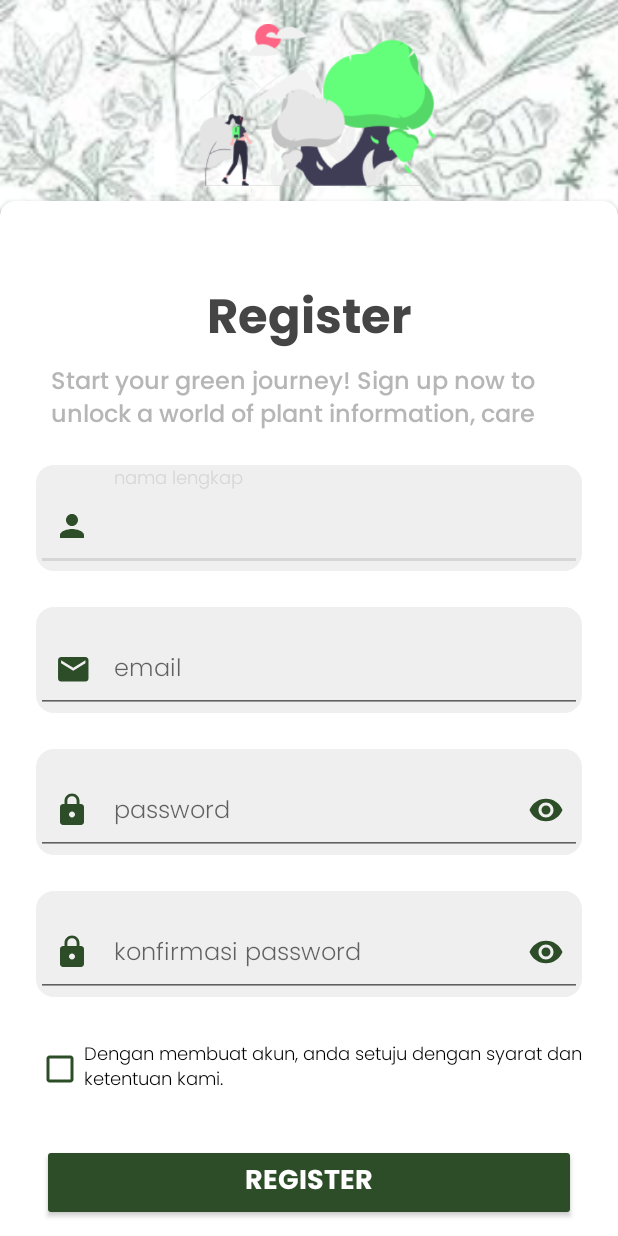
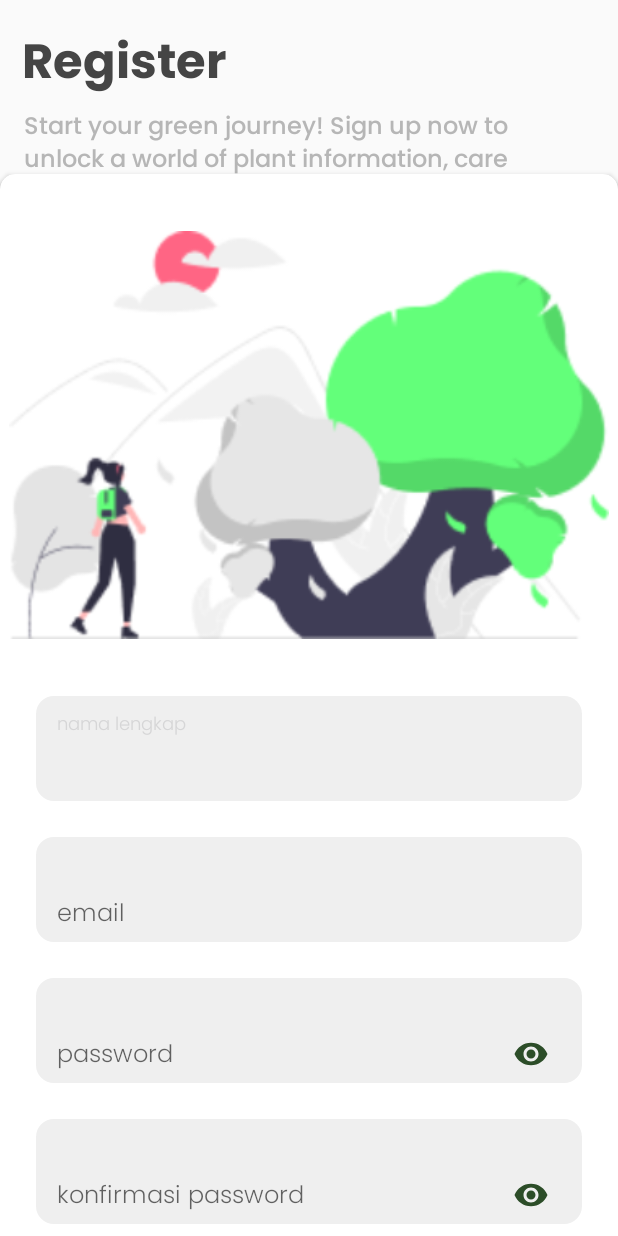
Before and after one commit to plantherbs-id/mobile-app, an Android app: the layout activity_register.xml on its own in the app's theme, with its tools: preview values and no code run, on a phone screen of 412 x 824 dp. Run offline under Robolectric (Android 15) with nearby library versions, the phone set to English and light mode, and no system bars.

Commit message:
Update activity_register.xml

```diff
--- a/app/src/main/res/layout/activity_register.xml
+++ b/app/src/main/res/layout/activity_register.xml
@@ -10,93 +10,88 @@
         android:layout_height="match_parent"
         tools:context=".ui.RegisterActivity">
 
-        <ImageView
-            android:id="@+id/img_backgorund2"
-            android:layout_width="0dp"
-            android:layout_height="250dp"
-            android:scaleType="centerCrop"
+        <TextView
+            android:id="@+id/txtRegisterPage"
+            android:layout_width="wrap_content"
+            android:layout_height="wrap_content"
+            android:layout_marginTop="16dp"
+            android:fontFamily="@font/poppins_bold"
+            android:letterSpacing="0"
+            android:text="Register"
+            android:textColor="@color/neutral_700"
+            android:textSize="32sp"
             app:layout_constraintEnd_toEndOf="parent"
+            app:layout_constraintHorizontal_bias="0.054"
             app:layout_constraintStart_toStartOf="parent"
-            app:layout_constraintTop_toTopOf="parent"
-            app:srcCompat="@drawable/main_pattern_background" />
+            app:layout_constraintTop_toTopOf="parent" />
 
-        <ImageView
-            android:id="@+id/img_logo_long2"
-            android:layout_width="342dp"
-            android:layout_height="108dp"
-            android:layout_marginStart="40dp"
-            android:layout_marginTop="16dp"
-            android:scaleType="fitCenter"
+
+        <TextView
+            android:id="@+id/txtRegisterPage2"
+            android:layout_width="344dp"
+            android:layout_height="44dp"
+            android:fontFamily="@font/poppins_medium"
+            android:letterSpacing="0"
+            android:text="Start your green journey! Sign up now to unlock a world of plant information, care insights, and gardening tips"
+            android:textColor="@color/neutral_200"
+            android:textSize="16sp"
+            app:layout_constraintEnd_toEndOf="parent"
+            app:layout_constraintHorizontal_bias="0.238"
             app:layout_constraintStart_toStartOf="parent"
-            app:layout_constraintTop_toTopOf="parent"
-            app:srcCompat="@drawable/ic_register" />
+            app:layout_constraintTop_toBottomOf="@+id/txtRegisterPage" />
 
         <androidx.cardview.widget.CardView
             android:id="@+id/cardViewRegister"
             android:layout_width="0dp"
             android:layout_height="wrap_content"
-            android:layout_marginTop="134dp"
             app:cardCornerRadius="10dp"
             app:layout_constraintBottom_toBottomOf="parent"
             app:layout_constraintEnd_toEndOf="parent"
             app:layout_constraintStart_toStartOf="parent"
-            app:layout_constraintTop_toTopOf="parent"
+            app:layout_constraintTop_toBottomOf="@+id/txtRegisterPage2"
             app:layout_constraintVertical_bias="1.0">
 
             <androidx.constraintlayout.widget.ConstraintLayout
                 android:layout_width="match_parent"
                 android:layout_height="match_parent">
 
-                <TextView
-                    android:id="@+id/txtRegisterPage"
-                    android:layout_width="wrap_content"
-                    android:layout_height="wrap_content"
-                    android:layout_marginTop="52dp"
-                    android:fontFamily="@font/poppins_bold"
-                    android:letterSpacing="0"
-                    android:text="Register"
-                    android:textColor="@color/neutral_700"
-                    android:textSize="32sp"
+                <ImageView
+                    android:id="@+id/img_logo_long2"
+                    android:layout_width="400dp"
+                    android:layout_height="300dp"
+                    android:layout_marginStart="8dp"
+                    android:layout_marginTop="24dp"
+                    android:layout_marginEnd="8dp"
+                    android:scaleType="fitCenter"
                     app:layout_constraintEnd_toEndOf="parent"
                     app:layout_constraintStart_toStartOf="parent"
-                    app:layout_constraintTop_toTopOf="parent" />
-
-                <TextView
-                    android:id="@+id/txtRegisterPage2"
-                    android:layout_width="344dp"
-                    android:layout_height="44dp"
-                    android:fontFamily="@font/poppins_medium"
-                    android:letterSpacing="0"
-                    android:text="Start your green journey! Sign up now to unlock a world of plant information, care insights, and gardening tips"
-                    android:textColor="@color/neutral_200"
-                    android:textSize="16sp"
-                    app:layout_constraintEnd_toEndOf="parent"
-                    app:layout_constraintStart_toStartOf="parent"
-                    app:layout_constraintTop_toBottomOf="@+id/txtRegisterPage" />
+                    app:layout_constraintTop_toTopOf="parent"
+                    app:srcCompat="@drawable/ic_register" />
 
                 <com.google.android.material.textfield.TextInputLayout
                     android:id="@+id/txt_nama_lengkap"
                     style="@style/TextInputLayoutStyle"
                     android:layout_width="match_parent"
-                    android:layout_height="wrap_content"
+                    android:layout_height="70dp"
                     android:layout_marginStart="24dp"
                     android:layout_marginTop="24dp"
                     android:layout_marginEnd="24dp"
                     android:background="@drawable/bg_input_editor"
                     android:hint="nama lengkap"
+                    android:padding="10dp"
                     app:endIconMode="custom"
                     app:hintAnimationEnabled="true"
                     app:hintEnabled="true"
                     app:layout_constraintEnd_toEndOf="parent"
                     app:layout_constraintStart_toStartOf="parent"
-                    app:layout_constraintTop_toBottomOf="@+id/txtRegisterPage2"
-                    app:startIconDrawable="@drawable/person_icon_300"
+                    app:layout_constraintTop_toBottomOf="@+id/img_logo_long2"
                     app:startIconTint="@color/main_300">
 
                     <com.google.android.material.textfield.TextInputEditText
                         android:id="@+id/input_nama_lengkap"
                         android:layout_width="match_parent"
                         android:layout_height="60dp"
+                        android:paddingTop="10dp"
                         android:fontFamily="@font/poppins_light"
                         android:inputType="textPersonName"
                         android:letterSpacing="0"
@@ -108,19 +103,19 @@
                     android:id="@+id/txt_email"
                     style="@style/TextInputLayoutStyle"
                     android:layout_width="match_parent"
-                    android:layout_height="wrap_content"
+                    android:layout_height="70dp"
                     android:layout_marginStart="24dp"
                     android:layout_marginTop="24dp"
                     android:layout_marginEnd="24dp"
                     android:background="@drawable/bg_input_editor"
                     android:hint="email"
+                    android:padding="10dp"
                     app:endIconMode="custom"
                     app:hintAnimationEnabled="true"
                     app:hintEnabled="true"
                     app:layout_constraintEnd_toEndOf="parent"
                     app:layout_constraintStart_toStartOf="parent"
                     app:layout_constraintTop_toBottomOf="@+id/txt_nama_lengkap"
-                    app:startIconDrawable="@drawable/email_icon"
                     app:startIconTint="@color/main_300">
 
                     <com.google.android.material.textfield.TextInputEditText
@@ -137,12 +132,13 @@
                     android:id="@+id/txt_password"
                     style="@style/TextInputLayoutStyle"
                     android:layout_width="match_parent"
-                    android:layout_height="wrap_content"
+                    android:layout_height="70dp"
                     android:layout_marginStart="24dp"
                     android:layout_marginTop="24dp"
                     android:layout_marginEnd="24dp"
                     android:background="@drawable/bg_input_editor"
                     android:hint="password"
+                    android:padding="10dp"
                     app:endIconMode="password_toggle"
                     app:endIconTint="@color/main_300"
                     app:hintAnimationEnabled="true"
@@ -150,7 +146,6 @@
                     app:layout_constraintEnd_toEndOf="parent"
                     app:layout_constraintStart_toStartOf="parent"
                     app:layout_constraintTop_toBottomOf="@+id/txt_email"
-                    app:startIconDrawable="@drawable/lock_icon"
                     app:startIconTint="@color/main_300">
 
                     <com.google.android.material.textfield.TextInputEditText
@@ -168,12 +163,13 @@
                     android:id="@+id/txt_konfirmasi_password"
                     style="@style/TextInputLayoutStyle"
                     android:layout_width="match_parent"
-                    android:layout_height="wrap_content"
+                    android:layout_height="70dp"
                     android:layout_marginStart="24dp"
                     android:layout_marginTop="24dp"
                     android:layout_marginEnd="24dp"
                     android:background="@drawable/bg_input_editor"
                     android:hint="konfirmasi password"
+                    android:padding="10dp"
                     app:endIconMode="password_toggle"
                     app:endIconTint="@color/main_300"
                     app:hintAnimationEnabled="true"
@@ -181,7 +177,6 @@
                     app:layout_constraintEnd_toEndOf="parent"
                     app:layout_constraintStart_toStartOf="parent"
                     app:layout_constraintTop_toBottomOf="@+id/txt_password"
-                    app:startIconDrawable="@drawable/lock_icon"
                     app:startIconTint="@color/main_300">
 
                     <com.google.android.material.textfield.TextInputEditText
@@ -215,7 +210,7 @@
                 <Button
                     android:id="@+id/btn_register"
                     android:layout_width="0dp"
-                    android:layout_height="wrap_content"
+                    android:layout_height="70dp"
                     android:layout_marginStart="28dp"
                     android:layout_marginTop="26dp"
                     android:layout_marginEnd="28dp"
```
